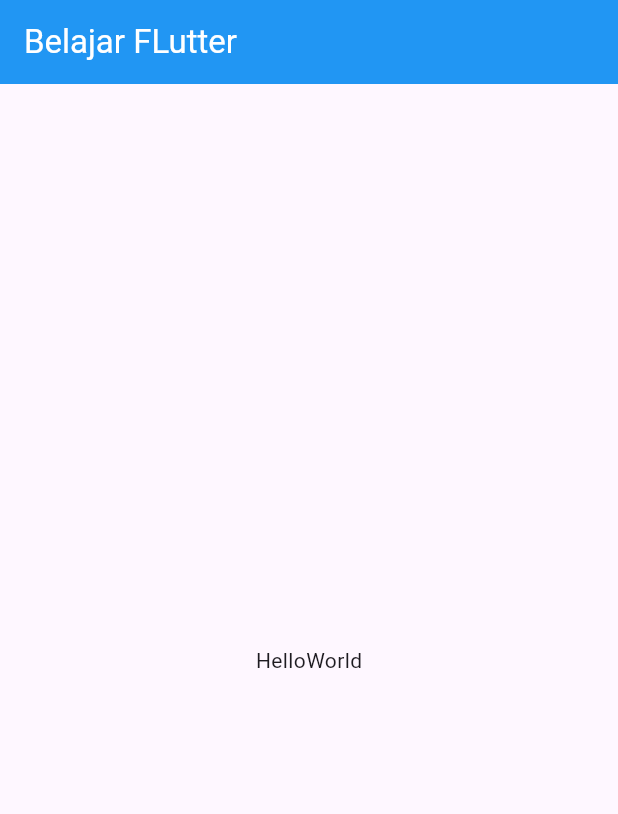
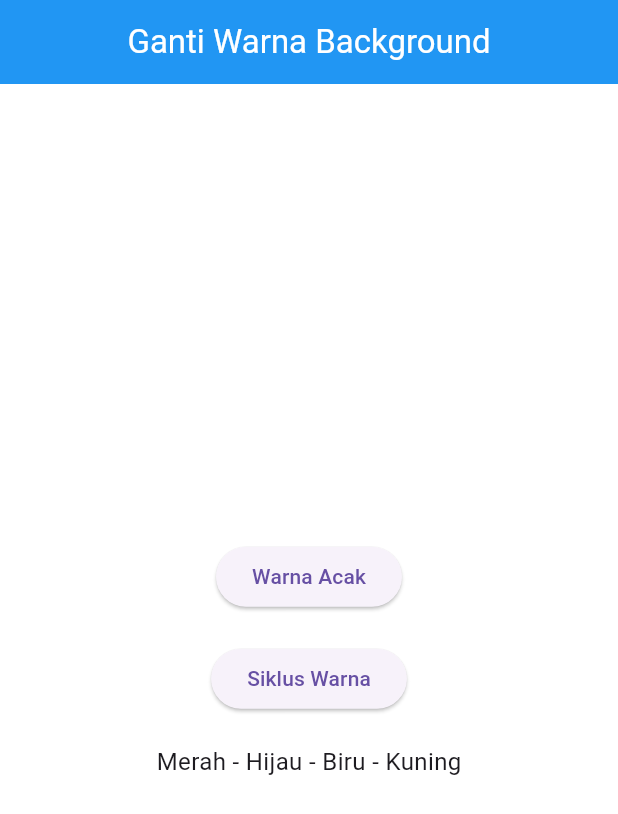
Before and after one commit to adejui/mobile-programming, a Flutter app: the screen it shows after launch, on a phone screen of 412 x 824 dp. Shown: the top 814 px of the screen. Run offline on Flutter 3.47's test engine with Material 3 defaults, Android fonts, the phone set to English and light mode, and no system bars.

Commit message:
completed week 6 tasks

```diff
--- /dev/null
+++ b/lib/ganti_warna_latar.dart
@@ -0,0 +1,77 @@
+import 'dart:math';
+import 'package:flutter/material.dart';
+
+class GantiWarnaLatar extends StatefulWidget {
+  const GantiWarnaLatar({super.key});
+
+  @override
+  State<GantiWarnaLatar> createState() => _GantiWarnaLatarState();
+}
+
+class _GantiWarnaLatarState extends State<GantiWarnaLatar> {
+  Color backgroundColor = Colors.white;
+
+  final List<Color> daftarWarna = [
+    Colors.yellow,
+    Colors.red,
+    Colors.green,
+    Colors.blue,
+  ];
+
+  final List<String> namaWarna = ["Merah", "Hijau", "Biru", "Kuning"];
+
+  int indeksWarnaSaatIni = 0;
+
+  void gantiWarnaAcak() {
+    final random = Random();
+    setState(() {
+      backgroundColor = Color.fromARGB(
+        255,
+        random.nextInt(256),
+        random.nextInt(256),
+        random.nextInt(256),
+      );
+    });
+  }
+
+  void gantiDaftarWarna() {
+    setState(() {
+      indeksWarnaSaatIni = (indeksWarnaSaatIni + 1) % daftarWarna.length;
+      backgroundColor = daftarWarna[indeksWarnaSaatIni];
+    });
+  }
+
+  @override
+  Widget build(BuildContext context) {
+    return Scaffold(
+      backgroundColor: backgroundColor,
+      appBar: AppBar(
+        title: const Text("Ganti Warna Background"),
+        backgroundColor: Colors.blue,
+        foregroundColor: Colors.white,
+        centerTitle: true,
+      ),
+      body: Center(
+        child: Column(
+          mainAxisAlignment: MainAxisAlignment.center,
+          children: [
+            ElevatedButton(
+              onPressed: gantiWarnaAcak,
+              child: const Text("Warna Acak"),
+            ),
+            const SizedBox(height: 20),
+            ElevatedButton(
+              onPressed: gantiDaftarWarna,
+              child: const Text("Siklus Warna"),
+            ),
+            const SizedBox(height: 20),
+            Text(
+              "${namaWarna.join(' - ')}",
+              style: const TextStyle(fontSize: 16),
+            ),
+          ],
+        ),
+      ),
+    );
+  }
+}
--- a/lib/main.dart
+++ b/lib/main.dart
@@ -1,11 +1,5 @@
 import 'package:flutter/material.dart';
-import 'package:latihan_flutter1/baris_kolom.dart';
-import 'package:latihan_flutter1/column_widget.dart';
-import 'package:latihan_flutter1/contoh_stateful.dart';
-import 'package:latihan_flutter1/halaman_pertama.dart';
-import 'package:latihan_flutter1/hello_world.dart';
-import 'package:latihan_flutter1/parsing.dart';
-import 'package:latihan_flutter1/row_widget.dart';
+import 'package:latihan_flutter1/ganti_warna_latar.dart';
 
 void main() => runApp(MyApp());
 
@@ -17,7 +11,7 @@ class MyApp extends StatelessWidget {
     return MaterialApp(
       debugShowCheckedModeBanner: false,
       title: 'Latihan Flutter',
-      home: HelloWorld(),
+      home: GantiWarnaLatar(),
     );
   }
 }
```
